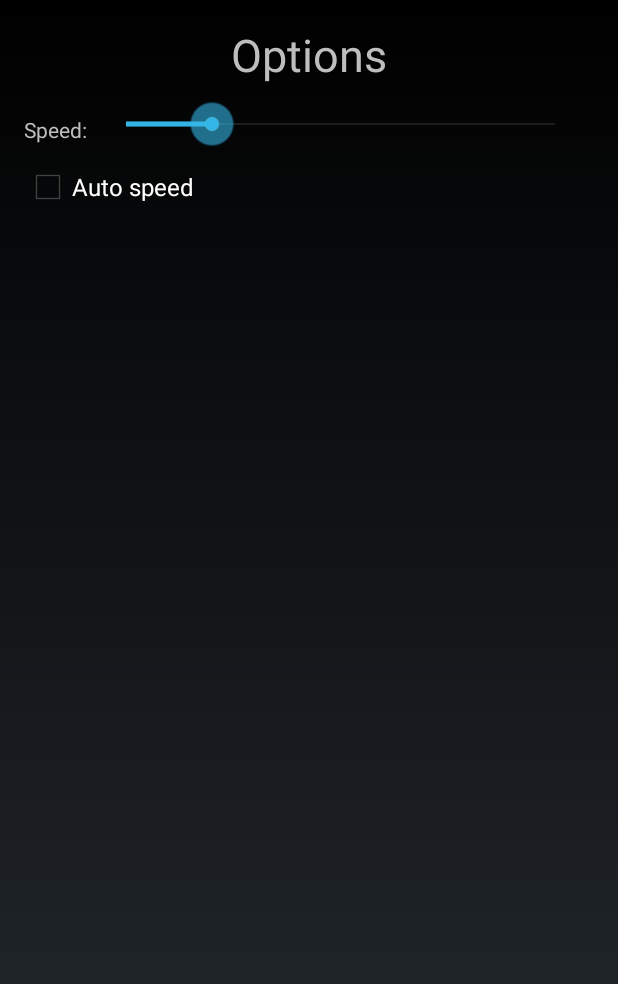
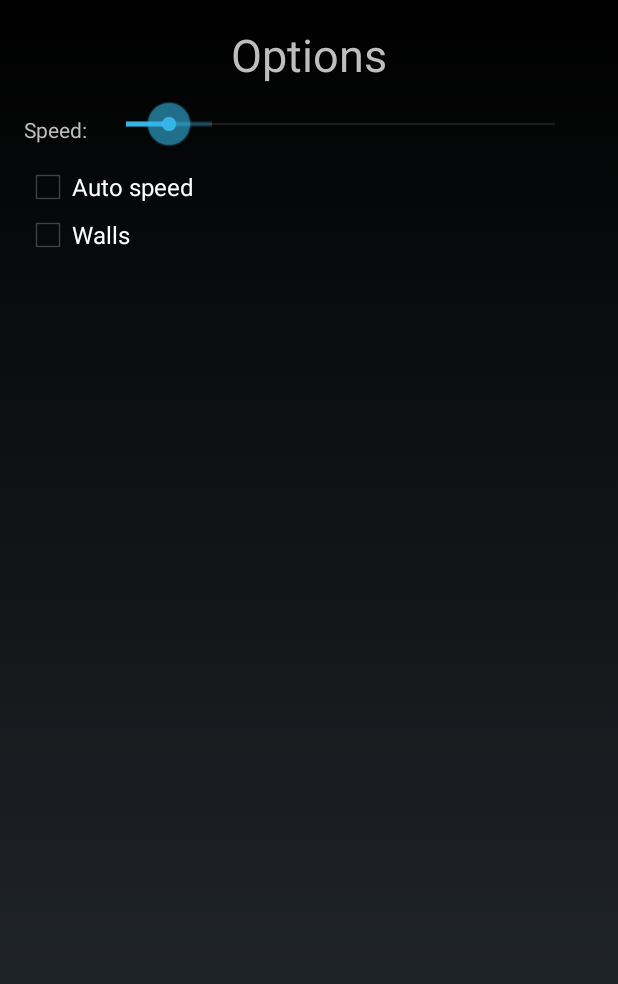
Before and after one commit to fchishti/Snake, an Android app: the OptionActivity screen opened directly, with no data from a screen before it, on a phone screen of 412 x 824 dp. Shown: the top 984 px of the screen. Run offline under Robolectric (Android 15) with nearby library versions, the phone set to English and light mode, and no system bars.

Commit message:
Options activity updated

```diff
--- a/FaaezCMakhdoomJ/app/src/main/java/edu/uco/faaezcmakhdoomj/faaezcmakhdoomj/DatabaseHelper.java
+++ b/FaaezCMakhdoomJ/app/src/main/java/edu/uco/faaezcmakhdoomj/faaezcmakhdoomj/DatabaseHelper.java
@@ -18,6 +18,11 @@ public class DatabaseHelper extends SQLiteOpenHelper {
     public static final String COL_2 = "NAME";
     public static final String COL_3 = "SCORE";
 
+    public static final String CONFIG_TABLE = "config_table";
+    public static final String CONFIG_COL_1 = "SPEED";
+    public static final String CONFIG_COL_2 = "AUTO";
+    public static final String CONFIG_COL_3 = "WALLS";
+
     public DatabaseHelper(Context context) {
         super(context, DATABASE_NAME, null, 1);
     }
@@ -25,11 +30,14 @@ public class DatabaseHelper extends SQLiteOpenHelper {
     @Override
     public void onCreate(SQLiteDatabase db) {
         db.execSQL("create table " + TABLE_NAME +" (ID INTEGER PRIMARY KEY AUTOINCREMENT, NAME TEXT, SCORE INTEGER)");
+        db.execSQL("create table " + CONFIG_TABLE +" (SPEED INTEGER, AUTO INTEGER, WALLS INTEGER)");
+        db.execSQL("insert into " + CONFIG_TABLE +" (SPEED, AUTO, WALLS) VALUES (10, 0, 0)");
     }
 
     @Override
     public void onUpgrade(SQLiteDatabase db, int oldVersion, int newVersion) {
         db.execSQL("DROP TABLE IF EXISTS "+TABLE_NAME);
+        db.execSQL("DROP TABLE IF EXISTS "+CONFIG_TABLE);
         onCreate(db);
     }
 
@@ -50,4 +58,24 @@ public class DatabaseHelper extends SQLiteOpenHelper {
         Cursor res = db.rawQuery("select * from "+TABLE_NAME+" order by score desc",null);
         return res;
     }
+
+    public boolean insertConfigData(int speed, boolean autoSpeed, boolean walls) {
+        SQLiteDatabase db = this.getWritableDatabase();
+        db.execSQL("DELETE FROM "+CONFIG_TABLE);
+        ContentValues contentValues = new ContentValues();
+        contentValues.put(CONFIG_COL_1,speed);
+        contentValues.put(CONFIG_COL_2,autoSpeed);
+        contentValues.put(CONFIG_COL_3,walls);
+        long result = db.insert(CONFIG_TABLE,null ,contentValues);
+        if(result == -1)
+            return false;
+        else
+            return true;
+    }
+
+    public Cursor getConfigData() {
+        SQLiteDatabase db = this.getWritableDatabase();
+        Cursor res = db.rawQuery("select * from "+CONFIG_TABLE,null);
+        return res;
+    }
 }
--- a/FaaezCMakhdoomJ/app/src/main/java/edu/uco/faaezcmakhdoomj/faaezcmakhdoomj/OptionActivity.java
+++ b/FaaezCMakhdoomJ/app/src/main/java/edu/uco/faaezcmakhdoomj/faaezcmakhdoomj/OptionActivity.java
@@ -1,13 +1,101 @@
 package edu.uco.faaezcmakhdoomj.faaezcmakhdoomj;
 
 import android.app.Activity;
+import android.database.Cursor;
 import android.os.Bundle;
+import android.view.View;
+import android.widget.CheckBox;
+import android.widget.SeekBar;
+import android.widget.Toast;
 
 public class OptionActivity extends Activity {
+
+    private int speed = 10;
+    private boolean autoSpeed = false;
+    private boolean walls = false;
+
+    DatabaseHelper myDb;
 
     @Override
     protected void onCreate(Bundle savedInstanceState) {
         super.onCreate(savedInstanceState);
         setContentView(R.layout.activity_option);
+
+        CheckBox autoSpeedCheck = (CheckBox) findViewById(R.id.autospeedcheck);
+        CheckBox wallsCheck = (CheckBox) findViewById(R.id.wallscheck);
+        SeekBar speedBar = (SeekBar) findViewById(R.id.speedseekbar);
+
+        myDb = new DatabaseHelper(this);
+
+        Cursor res = myDb.getConfigData();
+
+        if(res.getCount() == 0) {
+            Toast.makeText(getApplicationContext(),"Something went wrong",Toast.LENGTH_SHORT).show();
+            return;
+        }
+
+        while (res.moveToNext()){
+            speed = Integer.parseInt(res.getString(0));
+            speedBar.setProgress(speed);
+
+            if(res.getString(1).equals("1")){
+                autoSpeed = true;
+                autoSpeedCheck.setChecked(true);
+            }
+
+            if(res.getString(2).equals("1")) {
+                walls = true;
+                wallsCheck.setChecked(true);
+            }
+        }
+
+        autoSpeedCheck.setOnClickListener(new View.OnClickListener() {
+            @Override
+            public void onClick(View v) {
+                if(((CheckBox) v).isChecked()){
+                    autoSpeed = true;
+                } else {
+                    autoSpeed = false;
+                }
+                addData();
+            }
+        });
+
+        wallsCheck.setOnClickListener(new View.OnClickListener() {
+            @Override
+            public void onClick(View v) {
+                if(((CheckBox) v).isChecked()){
+                    walls = true;
+                } else {
+                    walls = false;
+                }
+                addData();
+            }
+        });
+
+        speedBar.setOnSeekBarChangeListener(new SeekBar.OnSeekBarChangeListener() {
+            @Override
+            public void onProgressChanged(SeekBar seekBar, int progress, boolean fromUser) {
+                speed = progress;
+            }
+
+            @Override
+            public void onStartTrackingTouch(SeekBar seekBar) {
+
+            }
+
+            @Override
+            public void onStopTrackingTouch(SeekBar seekBar) {
+                Toast.makeText(getApplicationContext(),"Speed set to : " + speed,Toast.LENGTH_SHORT).show();
+                addData();
+            }
+        });
+    }
+
+    private void addData() {
+        boolean isInserted = myDb.insertConfigData(speed,autoSpeed,walls);
+        if(isInserted == false){
+            Toast.makeText(getApplicationContext(),"Could not insert",Toast.LENGTH_SHORT).show();
+        }
     }
 }
--- a/FaaezCMakhdoomJ/app/src/main/res/layout/activity_option.xml
+++ b/FaaezCMakhdoomJ/app/src/main/res/layout/activity_option.xml
@@ -36,9 +36,17 @@
         android:secondaryProgress="20" />
 
     <CheckBox
-        android:id="@+id/autospeedradio"
+        android:id="@+id/autospeedcheck"
         android:layout_below="@id/speedseekbar"
         android:text="Auto speed"
         android:layout_width="match_parent"
         android:layout_height="wrap_content"/>
+
+    <CheckBox
+        android:id="@+id/wallscheck"
+        android:layout_below="@id/autospeedcheck"
+        android:text="Walls"
+        android:layout_width="match_parent"
+        android:layout_height="wrap_content"/>
+
 </RelativeLayout>
```
